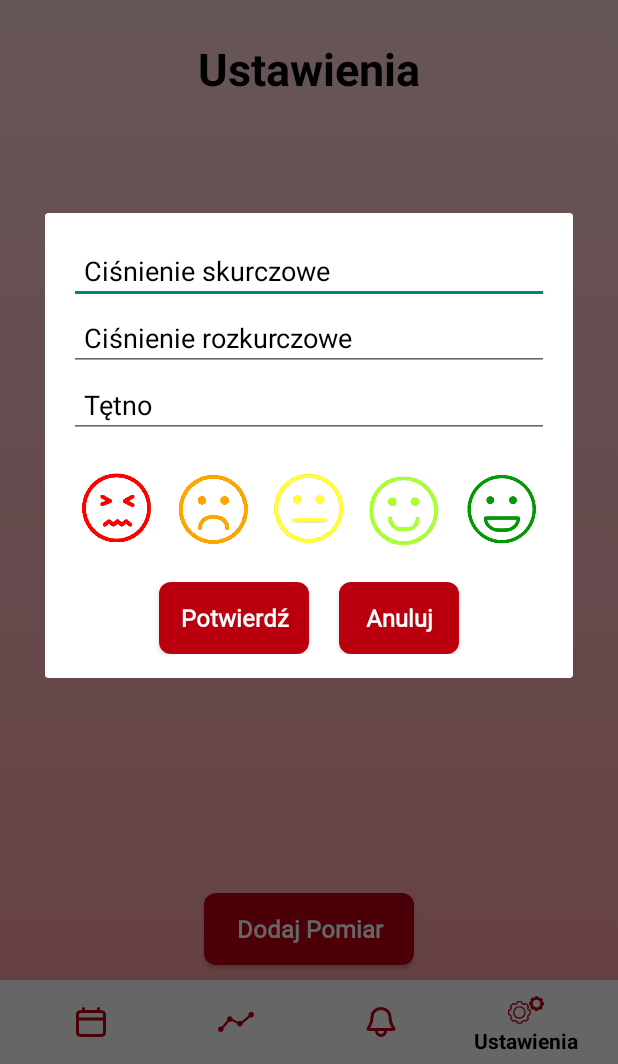
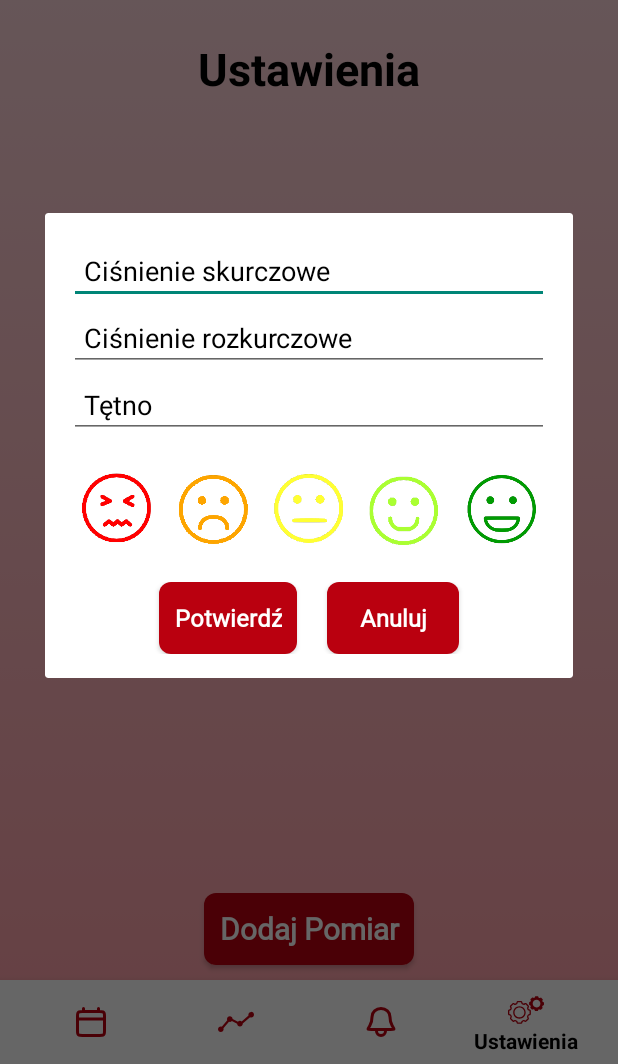
Before and after one commit to WiktoriaPabis/Aplikacja_BP_buddy, an Android app: the fragment AddMeasurementDialogFragment placed in its activity, item 4 of the bottom bar chosen, on a phone screen of 412 x 824 dp, the part 172-1236 px from its top. Run offline under Robolectric (Android 15) with nearby library versions, the phone set to English and light mode, and no system bars; our stand-ins replace Firebase (no records; nobody signed in at launch, a user with empty details on screens opened directly).

Commit message:
zapasowy merge przed połączeniem z działającymi powiadomieniami

```diff
--- a/app/src/main/res/layout/activity_login.xml
+++ b/app/src/main/res/layout/activity_login.xml
@@ -101,8 +101,10 @@
 
     <Button
         android:id="@+id/loginButton"
-        android:layout_width="116dp"
-        android:layout_height="40dp"
+        android:layout_width="wrap_content"
+        android:layout_height="wrap_content"
+        android:paddingLeft="20dp"
+        android:paddingRight="20dp"
         android:layout_gravity="center_horizontal"
         android:layout_marginTop="24dp"
         android:text="@string/zaloguj"
--- a/app/src/main/res/layout/activity_main.xml
+++ b/app/src/main/res/layout/activity_main.xml
@@ -61,7 +61,7 @@
         android:layout_height="wrap_content"
         android:layout_marginBottom="10dp"
         android:text="@string/dodaj_pomiar"
-        android:textSize="16sp"
+        android:textSize="20sp"
         android:textAllCaps="false"
         android:textStyle="bold"
         android:textColor="@color/white"
--- a/app/src/main/res/layout/activity_register.xml
+++ b/app/src/main/res/layout/activity_register.xml
@@ -109,8 +109,10 @@
 
         <Button
             android:id="@+id/registerButton"
-            android:layout_width="132dp"
-            android:layout_height="40dp"
+            android:layout_width="wrap_content"
+            android:layout_height="wrap_content"
+            android:paddingLeft="20dp"
+            android:paddingRight="20dp"
             android:layout_gravity="center"
             android:layout_marginTop="24dp"
             android:text="@string/zarejestruj"
--- a/app/src/main/res/layout/fragment_add_measurement.xml
+++ b/app/src/main/res/layout/fragment_add_measurement.xml
@@ -103,8 +103,10 @@
         <Button
             android:id="@+id/confirmButton"
             android:orientation="horizontal"
-            android:layout_width="100dp"
+            android:layout_width="wrap_content"
             android:layout_height="wrap_content"
+            android:paddingLeft="10dp"
+            android:paddingRight="10dp"
             android:textSize="16sp"
             android:textAllCaps="false"
             android:textStyle="bold"
@@ -117,8 +119,10 @@
         <Button
             android:id="@+id/cancelButton"
             android:orientation="horizontal"
-            android:layout_width="80dp"
+            android:layout_width="wrap_content"
             android:layout_height="wrap_content"
+            android:paddingLeft="10dp"
+            android:paddingRight="10dp"
             android:textSize="16sp"
             android:textAllCaps="false"
             android:textStyle="bold"
--- a/app/src/main/res/layout/fragment_history.xml
+++ b/app/src/main/res/layout/fragment_history.xml
@@ -43,8 +43,10 @@
 
             <Button
                 android:id="@+id/refreshButton"
-                android:layout_width="80dp"
-                android:layout_height="40dp"
+                android:layout_width="wrap_content"
+                android:layout_height="wrap_content"
+                android:paddingLeft="10dp"
+                android:paddingRight="10dp"
                 android:layout_gravity="center_horizontal"
                 android:layout_marginTop="10dp"
                 android:layout_marginBottom="10dp"
--- a/app/src/main/res/layout/fragment_settings.xml
+++ b/app/src/main/res/layout/fragment_settings.xml
@@ -27,8 +27,10 @@
 
         <Button
             android:id="@+id/logoutButton"
-            android:layout_width="120dp"
-            android:layout_height="40dp"
+            android:layout_width="wrap_content"
+            android:layout_height="wrap_content"
+            android:paddingLeft="10dp"
+            android:paddingRight="10dp"
             android:layout_gravity="center"
             android:layout_marginTop="150dp"
             android:text="@string/wyloguj"
@@ -42,8 +44,10 @@
 
         <Button
             android:id="@+id/passwordChangeButton"
-            android:layout_width="125dp"
-            android:layout_height="40dp"
+            android:layout_width="wrap_content"
+            android:layout_height="wrap_content"
+            android:paddingLeft="10dp"
+            android:paddingRight="10dp"
             android:layout_gravity="center"
             android:layout_marginTop="16dp"
             android:text="@string/zmien_haslo"
```
Also changed, not shown: app/build.gradle.kts (+5 -5 lines), app/src/main/java/com/example/bp_buddy/MainActivity.kt (+5 -4 lines), app/src/main/java/com/example/bp_buddy/NotificationsFragment.kt (+17 -4 lines), app/src/main/res/layout/fragment_measurement_edit.xml (+9 -3 lines), app/src/main/res/layout/fragment_notifications.xml (+11 -13 lines).
